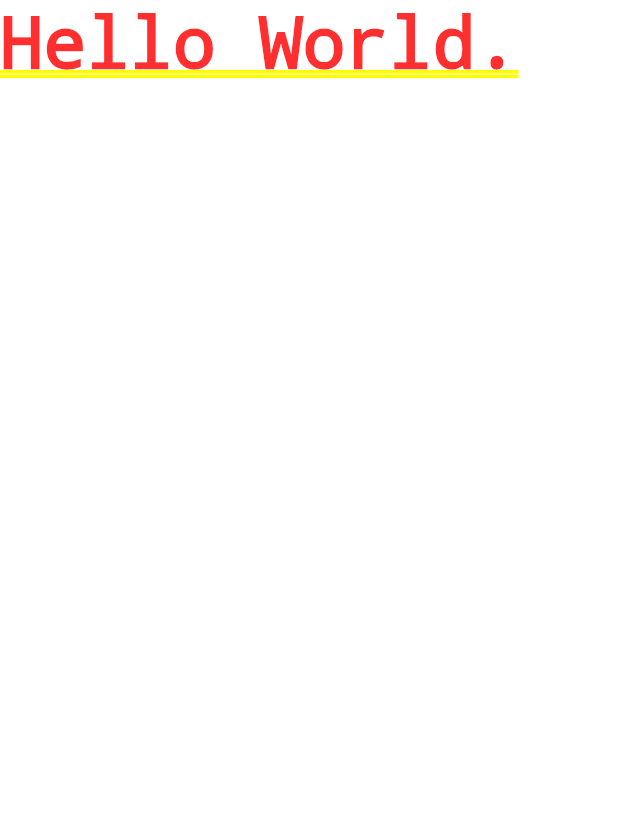
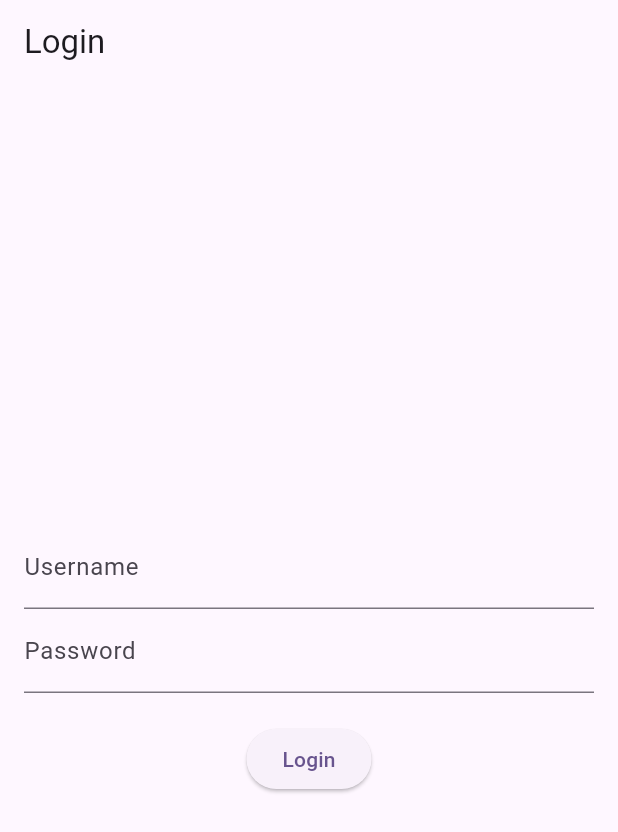
Before and after one commit to Broondoon/real_time_trading, a Flutter app: the screen it shows after launch, on a phone screen of 412 x 824 dp. Shown: the top 832 px of the screen. Run offline on Flutter 3.47's test engine with Material 3 defaults, Android fonts, the phone set to English and light mode, and no system bars; our stand-ins replace dio, flutter_secure_storage, go_router.

Commit message:
Login Page Content, API Service and Bugfixes
Not everything is hooked together yet however.

```diff
--- a/flutter_frontend/lib/main.dart
+++ b/flutter_frontend/lib/main.dart
@@ -1,9 +1,17 @@
 import 'package:flutter/material.dart';
+import 'package:flutter_frontend/router/app_router.dart';
+import 'package:flutter_frontend/views/auth/auth_controller.dart';
 import 'package:flutter_frontend/views/auth/login_page_view.dart';
+import 'package:flutter_frontend/views/home/home_page_view.dart';
 import 'package:provider/provider.dart';
 
 void main() {
-  runApp(const MyApp());
+  runApp(
+    ChangeNotifierProvider(
+      create: (context) => AuthController(),
+      child: MyApp(),
+    ),
+  );
 }
 
 class MyApp extends StatelessWidget {
@@ -11,7 +19,8 @@ class MyApp extends StatelessWidget {
 
   @override
   Widget build(BuildContext context) {
-    return MaterialApp(
+    return MaterialApp.router(
+      routerConfig: goRouter,
       title: 'R-Time Demo',
       theme: ThemeData(
         // This is the theme of your application.
@@ -33,7 +42,18 @@ class MyApp extends StatelessWidget {
         useMaterial3: true,
       ),
       // home: const MyHomePage(title: 'Flutter Demo Home Page'),
-      home: const LoginPage(),
+      // home: const LoginPage(),
+      // home: InitAuthGate(),
     );
   }
 }
+
+class InitAuthGate extends StatelessWidget {
+  const InitAuthGate({super.key});
+
+  @override
+  Widget build(BuildContext context) {
+    final authController = Provider.of<AuthController>(context);
+    return authController.isLoggedIn ? HomePage() : LoginPage();
+  }
+}
--- a/flutter_frontend/lib/views/auth/auth_controller.dart
+++ b/flutter_frontend/lib/views/auth/auth_controller.dart
@@ -12,11 +12,13 @@ class AuthController extends ChangeNotifier {
   // Login status getter: may need more logic in the future?
   bool get isLoggedIn => _token != null;
 
-  final String _baseUrl = 'localhost:3001/';
+  // TODO: https
+  final String _baseUrl = 'http://localhost:3001/';
 
   // Dio object
   late Dio _dio;
 
+  // Lifetime should be 1 hour
   final int _tokenLifetime = 3600;
   DateTime? _tokenExpiration;
 
@@ -106,6 +108,9 @@ class AuthController extends ChangeNotifier {
         },
       );
 
+      print("STATUS CODE RESPONSE:");
+      print(response.statusCode);
+
       if (response.statusCode == 200) {
         _token = response.data['token']; // TODO: double check what field the token is returned by
         _tokenExpiration = DateTime.now().add(
--- a/flutter_frontend/lib/views/auth/login_page_view.dart
+++ b/flutter_frontend/lib/views/auth/login_page_view.dart
@@ -1,10 +1,80 @@
 import 'package:flutter/material.dart';
+import 'package:flutter_frontend/router/app_router.dart';
+import 'package:flutter_frontend/views/auth/auth_controller.dart';
+import 'package:go_router/go_router.dart';
+import 'package:provider/provider.dart';
 
-class LoginPage extends StatelessWidget {
+class LoginPage extends StatefulWidget {
   const LoginPage({super.key});
 
   @override
+  State<LoginPage> createState() => _LoginPageState();
+}
+
+class _LoginPageState extends State<LoginPage> {
+  final _usernameController = TextEditingController();
+  final _passwordController = TextEditingController();
+  bool _isLoading = false;
+
+  @override
   Widget build(BuildContext context) {
-    return const Text('Hello World.');
+    return Scaffold(
+      appBar: AppBar(
+        title: const Text('Login'),
+      ),
+      body: Padding(
+        padding: const EdgeInsets.all(16.0),
+        child: Column(
+          mainAxisAlignment: MainAxisAlignment.center,
+          children: [
+            TextField(
+              controller: _usernameController,
+              decoration: const InputDecoration(
+                labelText: 'Username',
+              )
+            ),
+            TextField(
+              controller: _passwordController,
+              decoration: const InputDecoration(
+                labelText: 'Password',
+              )
+            ),
+            const SizedBox(
+              height: 20,
+            ),
+            ElevatedButton(
+              onPressed: _isLoading ? null : () async {
+                setState(() => _isLoading = true);
+                final authController = Provider.of<AuthController>(context, listen: false);
+                // bool success = await authController.login(
+                //   _usernameController.text,
+                //   _passwordController.text,
+                // );
+                bool success = true;
+                setState(() => _isLoading = false);
+
+                // This is an interesting thing! "Mounted" is whether the current widget
+                //    still exists, i.e. is still valid in the build tree.
+                // In other words, while we were waiting for the asynch to finish (and isn't that a strange thing to say,
+                //    was our widget destroyed during that time?
+                if (!context.mounted) return;
+
+                if (success) {
+                  context.goNamed(homeRouteName);
+                }
+                else {
+                  ScaffoldMessenger.of(context).showSnackBar(
+                    const SnackBar(
+                      content: Text('Username and/or password did not match.'),
+                    ),
+                  );
+                }
+              },
+              child: _isLoading ? const CircularProgressIndicator() : const Text('Login'),
+            )
+          ],
+        ),
+      ),
+    );
   }
 }
```
Also changed, not shown: flutter_frontend/lib/api_service.dart (added, +76 -0 lines), flutter_frontend/lib/resources/app_debug.dart (added).
